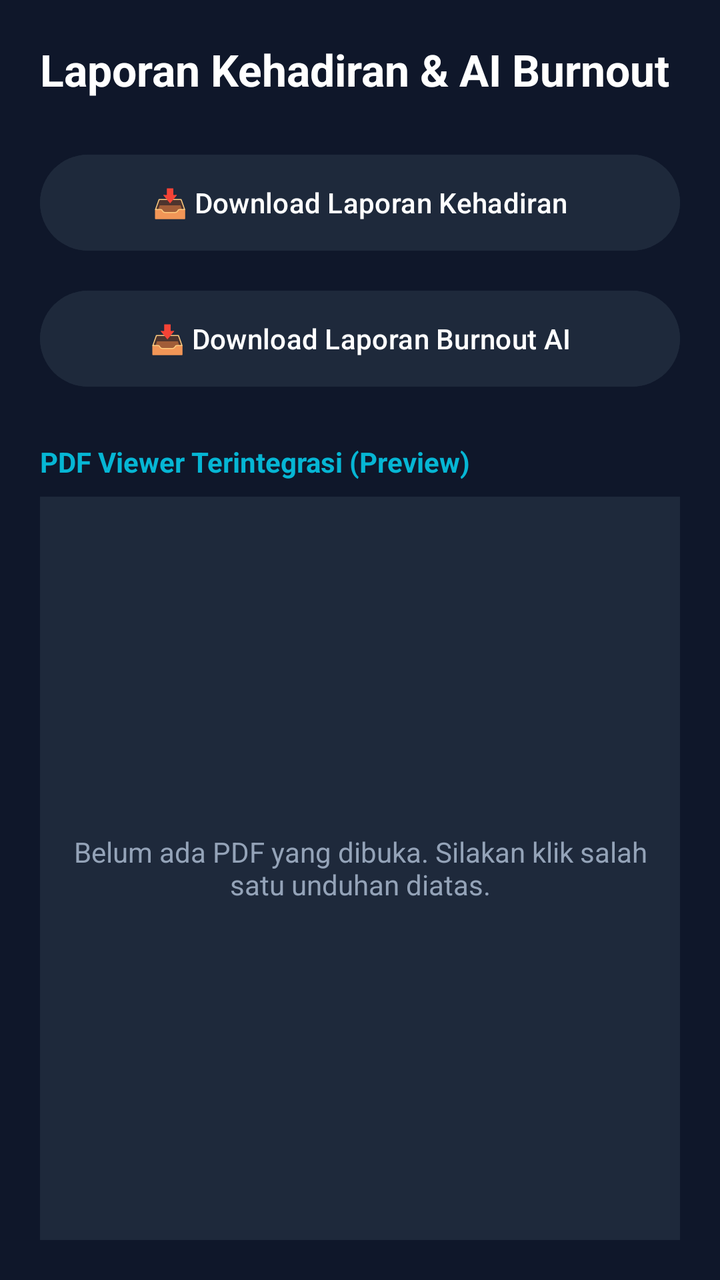
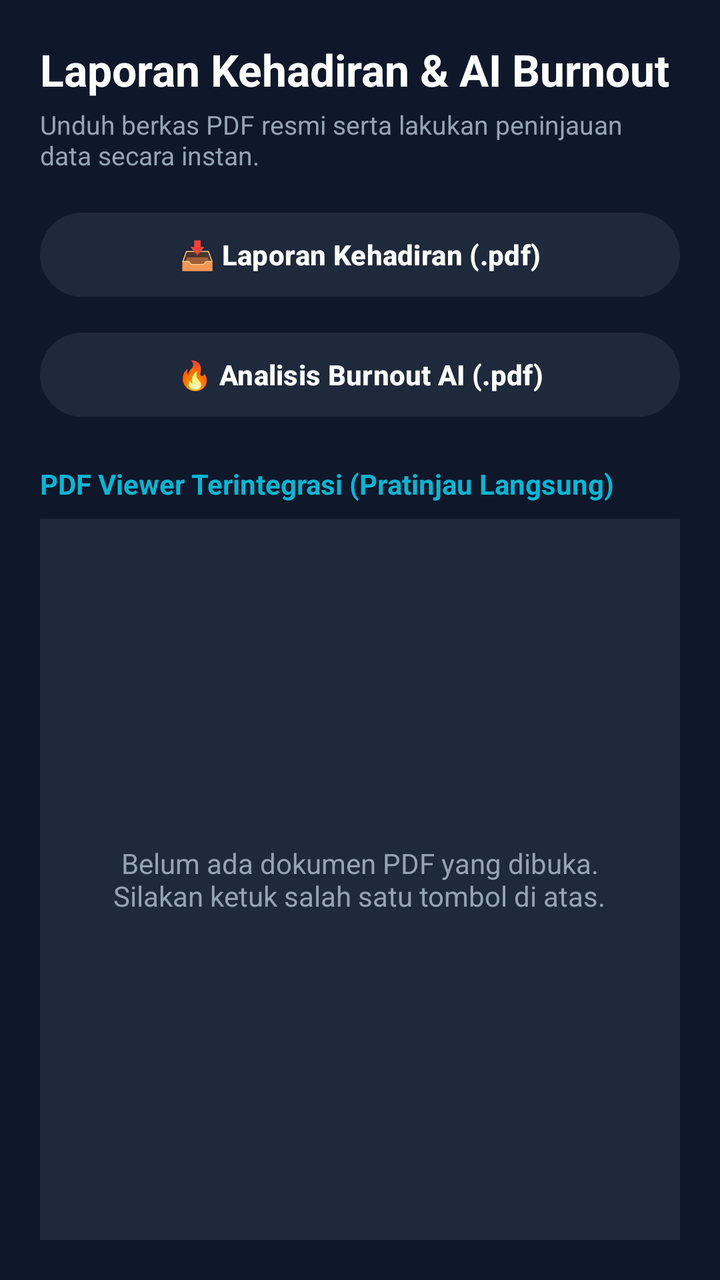

Before-and-after screenshots of an Android layout around one commit, followed by the original layout XML and the change that was made.
<!-- AndroidManifest.xml: application theme Theme.MyApplication -->
<!-- res/layout/fragment_admin_reports.xml -->
<?xml version="1.0" encoding="utf-8"?>
<androidx.constraintlayout.widget.ConstraintLayout
    xmlns:android="http://schemas.android.com/apk/res/android"
    xmlns:app="http://schemas.android.com/apk/res-auto"
    android:layout_width="match_parent"
    android:layout_height="match_parent"
    android:background="#0F172A"
    android:padding="20dp">

    <TextView
        android:id="@+id/tv_title_reports"
        android:layout_width="0dp"
        android:layout_height="wrap_content"
        android:text="Laporan Kehadiran &amp; AI Burnout"
        android:textColor="#FFFFFF"
        android:textSize="22sp"
        android:textStyle="bold"
        app:layout_constraintTop_toTopOf="parent"
        app:layout_constraintStart_toStartOf="parent"
        app:layout_constraintEnd_toEndOf="parent" />

    
    <Button
        android:id="@+id/btn_download_attendance"
        android:layout_width="0dp"
        android:layout_height="56dp"
        android:layout_marginTop="24dp"
        android:text="📥 Download Laporan Kehadiran"
        android:backgroundTint="#1E293B"
        android:textColor="#FFFFFF"
        app:layout_constraintTop_toBottomOf="@id/tv_title_reports"
        app:layout_constraintStart_toStartOf="parent"
        app:layout_constraintEnd_toEndOf="parent" />

    
    <Button
        android:id="@+id/btn_download_burnout"
        android:layout_width="0dp"
        android:layout_height="56dp"
        android:layout_marginTop="12dp"
        android:text="📥 Download Laporan Burnout AI"
        android:backgroundTint="#1E293B"
        android:textColor="#FFFFFF"
        app:layout_constraintTop_toBottomOf="@id/btn_download_attendance"
        app:layout_constraintStart_toStartOf="parent"
        app:layout_constraintEnd_toEndOf="parent" />

    
    <TextView
        android:id="@+id/tv_pdf_title"
        android:layout_width="0dp"
        android:layout_height="wrap_content"
        android:layout_marginTop="24dp"
        android:text="PDF Viewer Terintegrasi (Preview)"
        android:textColor="#06B6D4"
        android:textSize="14sp"
        android:textStyle="bold"
        app:layout_constraintTop_toBottomOf="@id/btn_download_burnout"
        app:layout_constraintStart_toStartOf="parent"
        app:layout_constraintEnd_toEndOf="parent" />

    
    <FrameLayout
        android:id="@+id/pdf_viewer_container"
        android:layout_width="0dp"
        android:layout_height="0dp"
        android:layout_marginTop="8dp"
        android:background="#1E293B"
        app:layout_constraintTop_toBottomOf="@id/tv_pdf_title"
        app:layout_constraintBottom_toBottomOf="parent"
        app:layout_constraintStart_toStartOf="parent"
        app:layout_constraintEnd_toEndOf="parent">

        <TextView
            android:id="@+id/tv_pdf_placeholder"
            android:layout_width="wrap_content"
            android:layout_height="wrap_content"
            android:layout_gravity="center"
            android:text="Belum ada PDF yang dibuka. Silakan klik salah satu unduhan diatas."
            android:textColor="#94A3B8"
            android:gravity="center"
            android:padding="16dp"/>
    </FrameLayout>

</androidx.constraintlayout.widget.ConstraintLayout>
<!-- resources referenced by this layout -->
<resources>
  <style name="Theme.MyApplication" parent="Base.Theme.MyApplication" />
  <style name="Base.Theme.MyApplication" parent="Theme.Material3.DayNight.NoActionBar">
          
          
      </style>
</resources>

<!-- the commit's change to res/layout/fragment_admin_reports.xml (unified diff, before → after) -->
@@ -19,16 +19,29 @@
         app:layout_constraintStart_toStartOf="parent"
         app:layout_constraintEnd_toEndOf="parent" />
 
+    <TextView
+        android:id="@+id/tv_subtitle_reports"
+        android:layout_width="0dp"
+        android:layout_height="wrap_content"
+        android:text="Unduh berkas PDF resmi serta lakukan peninjauan data secara instan."
+        android:textColor="#94A3B8"
+        android:textSize="13sp"
+        android:layout_marginTop="4dp"
+        app:layout_constraintTop_toBottomOf="@id/tv_title_reports"
+        app:layout_constraintStart_toStartOf="parent"
+        app:layout_constraintEnd_toEndOf="parent" />
+
     
     <Button
         android:id="@+id/btn_download_attendance"
         android:layout_width="0dp"
-        android:layout_height="56dp"
-        android:layout_marginTop="24dp"
-        android:text="📥 Download Laporan Kehadiran"
+        android:layout_height="50dp"
+        android:layout_marginTop="16dp"
+        android:text="📥 Laporan Kehadiran (.pdf)"
         android:backgroundTint="#1E293B"
         android:textColor="#FFFFFF"
-        app:layout_constraintTop_toBottomOf="@id/tv_title_reports"
+        android:textStyle="bold"
+        app:layout_constraintTop_toBottomOf="@id/tv_subtitle_reports"
         app:layout_constraintStart_toStartOf="parent"
         app:layout_constraintEnd_toEndOf="parent" />
 
@@ -36,11 +49,12 @@
     <Button
         android:id="@+id/btn_download_burnout"
         android:layout_width="0dp"
-        android:layout_height="56dp"
-        android:layout_marginTop="12dp"
-        android:text="📥 Download Laporan Burnout AI"
+        android:layout_height="50dp"
+        android:layout_marginTop="10dp"
+        android:text="🔥 Analisis Burnout AI (.pdf)"
         android:backgroundTint="#1E293B"
         android:textColor="#FFFFFF"
+        android:textStyle="bold"
         app:layout_constraintTop_toBottomOf="@id/btn_download_attendance"
         app:layout_constraintStart_toStartOf="parent"
         app:layout_constraintEnd_toEndOf="parent" />
@@ -50,8 +64,8 @@
         android:id="@+id/tv_pdf_title"
         android:layout_width="0dp"
         android:layout_height="wrap_content"
-        android:layout_marginTop="24dp"
-        android:text="PDF Viewer Terintegrasi (Preview)"
+        android:layout_marginTop="20dp"
+        android:text="PDF Viewer Terintegrasi (Pratinjau Langsung)"
         android:textColor="#06B6D4"
         android:textSize="14sp"
         android:textStyle="bold"
@@ -71,15 +85,83 @@
         app:layout_constraintStart_toStartOf="parent"
         app:layout_constraintEnd_toEndOf="parent">
 
+        
         <TextView
             android:id="@+id/tv_pdf_placeholder"
             android:layout_width="wrap_content"
             android:layout_height="wrap_content"
             android:layout_gravity="center"
-            android:text="Belum ada PDF yang dibuka. Silakan klik salah satu unduhan diatas."
+            android:text="Belum ada dokumen PDF yang dibuka.\nSilakan ketuk salah satu tombol di atas."
             android:textColor="#94A3B8"
             android:gravity="center"
-            android:padding="16dp"/>
+            android:padding="20dp"
+            android:textSize="14sp"/>
+
+        
+        <ScrollView
+            android:id="@+id/sv_pdf_content"
+            android:layout_width="match_parent"
+            android:layout_height="match_parent"
+            android:visibility="gone"
+            android:padding="16dp">
+
+            <androidx.constraintlayout.widget.ConstraintLayout
+                android:layout_width="match_parent"
+                android:layout_height="wrap_content">
+
+                <TextView
+                    android:id="@+id/tv_pdf_doc_header"
+                    android:layout_width="0dp"
+                    android:layout_height="wrap_content"
+                    android:text="MOCOM: EDUSTAFF PRO REPORT"
+                    android:textColor="#06B6D4"
+                    android:textSize="12sp"
+                    android:textStyle="bold"
+                    android:gravity="center"
+                    app:layout_constraintTop_toTopOf="parent"
+                    app:layout_constraintStart_toStartOf="parent"
+                    app:layout_constraintEnd_toEndOf="parent" />
+
+                <TextView
+                    android:id="@+id/tv_pdf_doc_title"
+                    android:layout_width="0dp"
+                    android:layout_height="wrap_content"
+                    android:text="LAPORAN DATA"
+                    android:textColor="#FFFFFF"
+                    android:textSize="16sp"
+                    android:textStyle="bold"
+                    android:gravity="center"
+                    android:layout_marginTop="4dp"
+                    app:layout_constraintTop_toBottomOf="@id/tv_pdf_doc_header"
+                    app:layout_constraintStart_toStartOf="parent"
+                    app:layout_constraintEnd_toEndOf="parent" />
+
+                <View
+                    android:id="@+id/divider_pdf"
+                    android:layout_width="0dp"
+                    android:layout_height="1dp"
+                    android:background="#475569"
+                    android:layout_marginTop="12dp"
+                    app:layout_constraintTop_toBottomOf="@id/tv_pdf_doc_title"
+                    app:layout_constraintStart_toStartOf="parent"
+                    app:layout_constraintEnd_toEndOf="parent" />
+
+                
+                <TextView
+                    android:id="@+id/tv_pdf_doc_body"
+                    android:layout_width="0dp"
+                    android:layout_height="wrap_content"
+                    android:layout_marginTop="12dp"
+                    android:text="Detail Laporan..."
+                    android:textColor="#CBD5E1"
+                    android:textSize="13sp"
+                    android:lineSpacingExtra="4dp"
+                    app:layout_constraintTop_toBottomOf="@id/divider_pdf"
+                    app:layout_constraintStart_toStartOf="parent"
+                    app:layout_constraintEnd_toEndOf="parent" />
+
+            </androidx.constraintlayout.widget.ConstraintLayout>
+        </ScrollView>
     </FrameLayout>
 
 </androidx.constraintlayout.widget.ConstraintLayout>
